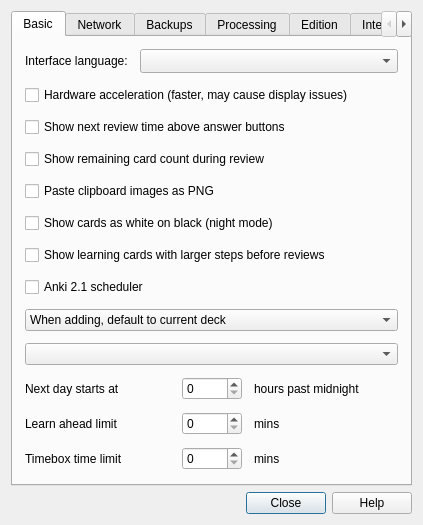
First picture: the form in designer/preferences.ui, repository lovac42/anki, before the edit.
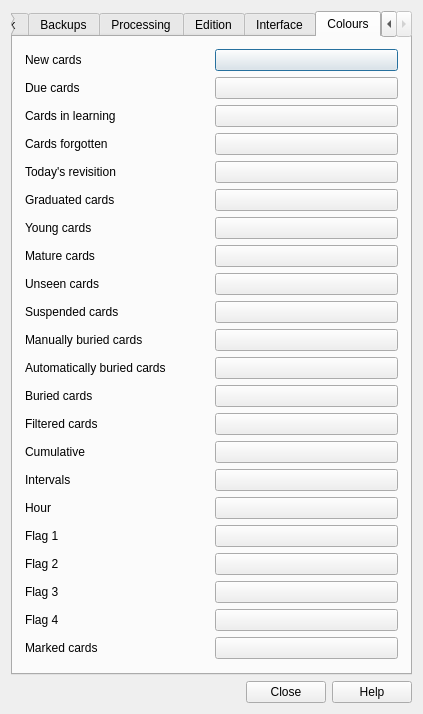
Second picture: the form after the edit. The open tabs and pages were chosen to show the change.

Commit message: Add colors in preferences

The edit to the form file:
```diff
--- a/designer/preferences.ui
+++ b/designer/preferences.ui
@@ -540,6 +540,432 @@
        </item>
       </layout>
      </widget>
+     <widget class="QWidget" name="tab_4">
+      <attribute name="title">
+       <string>Colours</string>
+      </attribute>
+      <layout class="QGridLayout" name="verticalLayout_3">
+       <property name="margin">
+        <number>12</number>
+       </property>
+       <item row="0" column="0">
+        <widget class="QLabel" name="label_2">
+         <property name="toolTip">
+          <string>Cards that you are supposed to see today</string>
+         </property>
+         <property name="locale">
+          <locale language="English" country="UnitedStates"/>
+         </property>
+         <property name="text">
+          <string>New cards</string>
+         </property>
+        </widget>
+       </item>
+       <item row="0" column="1">
+        <widget class="QPushButton" name="newButton">
+         <property name="text">
+          <string/>
+         </property>
+        </widget>
+       </item>
+       <item row="1" column="0">
+        <widget class="QLabel" name="label_2">
+         <property name="toolTip">
+          <string>Cards you'll see today, and that you have already
+		   seen (sum of review, and learning).</string>
+         </property>
+         <property name="locale">
+          <locale language="English" country="UnitedStates"/>
+         </property>
+         <property name="text">
+          <string>Due cards</string>
+         </property>
+        </widget>
+       </item>
+       <item row="1" column="1">
+        <widget class="QPushButton" name="dueButton">
+         <property name="text">
+          <string/>
+         </property>
+        </widget>
+       </item>
+       <item row="2" column="0">
+        <widget class="QLabel" name="label_2">
+         <property name="toolTip">
+          <string>Cards that you have recently seen and that you'll
+		   see again soon. Either a new card which has not graduated,
+		   or a review which you forgot.</string>
+         </property>
+         <property name="locale">
+          <locale language="English" country="UnitedStates"/>
+         </property>
+         <property name="text">
+          <string>Cards in learning</string>
+         </property>
+        </widget>
+       </item>
+       <item row="2" column="1">
+        <widget class="QPushButton" name="learnButton">
+         <property name="text">
+          <string/>
+         </property>
+        </widget>
+       </item>
+       <item row="4" column="0">
+        <widget class="QLabel" name="label_2">
+         <property name="toolTip">
+          <string>Cards which have already graduated, that you are
+		   supposed to see today, and have not already seen.</string>
+         </property>
+         <property name="locale">
+          <locale language="English" country="UnitedStates"/>
+         </property>
+         <property name="text">
+          <string>Today's revisition</string>
+         </property>
+        </widget>
+       </item>
+       <item row="4" column="1">
+        <widget class="QPushButton" name="revButton">
+         <property name="text">
+          <string/>
+         </property>
+        </widget>
+       </item>
+       <item row="5" column="0">
+        <widget class="QLabel" name="label_2">
+         <property name="toolTip">
+          <string>Cards which are not new, nor in learning.</string>
+         </property>
+         <property name="locale">
+          <locale language="English" country="UnitedStates"/>
+         </property>
+         <property name="text">
+          <string>Graduated cards</string>
+         </property>
+        </widget>
+       </item>
+       <item row="5" column="1">
+        <widget class="QPushButton" name="gradButton">
+         <property name="text">
+          <string/>
+         </property>
+        </widget>
+       </item>
+       <item row="6" column="0">
+        <widget class="QLabel" name="label_2">
+         <property name="toolTip">
+          <string>Cards whose interval is less than three weeks.</string>
+         </property>
+         <property name="locale">
+          <locale language="English" country="UnitedStates"/>
+         </property>
+         <property name="text">
+          <string>Young cards</string>
+         </property>
+        </widget>
+       </item>
+       <item row="6" column="1">
+        <widget class="QPushButton" name="youngButton">
+         <property name="text">
+          <string/>
+         </property>
+        </widget>
+       </item>
+       <item row="7" column="0">
+        <widget class="QLabel" name="label_2">
+         <property name="toolTip">
+          <string>Cards whose interval is at least three weeks.</string>
+         </property>
+         <property name="locale">
+          <locale language="English" country="UnitedStates"/>
+         </property>
+         <property name="text">
+          <string>Mature cards</string>
+         </property>
+        </widget>
+       </item>
+       <item row="7" column="1">
+        <widget class="QPushButton" name="matureButton">
+         <property name="text">
+          <string/>
+         </property>
+        </widget>
+       </item>
+       <item row="8" column="0">
+        <widget class="QLabel" name="label_2">
+         <property name="toolTip">
+          <string>Cards which you never saw (or which you buried
+           before they graduated)</string>
+         </property>
+         <property name="locale">
+          <locale language="English" country="UnitedStates"/>
+         </property>
+         <property name="text">
+          <string>Unseen cards</string>
+         </property>
+        </widget>
+       </item>
+       <item row="8" column="1">
+        <widget class="QPushButton" name="unseenButton">
+         <property name="text">
+          <string/>
+         </property>
+        </widget>
+       </item>
+       <item row="9" column="0">
+        <widget class="QLabel" name="label_2">
+         <property name="toolTip">
+          <string/>
+         </property>
+         <property name="locale">
+          <locale language="English" country="UnitedStates"/>
+         </property>
+         <property name="text">
+          <string>Suspended cards</string>
+         </property>
+        </widget>
+       </item>
+       <item row="9" column="1">
+        <widget class="QPushButton" name="suspButton">
+         <property name="text">
+          <string/>
+         </property>
+        </widget>
+       </item>
+       <item row="10" column="0">
+        <widget class="QLabel" name="label_2">
+         <property name="toolTip">
+          <string>Cards such that you pressed «bury» today on them</string>
+         </property>
+         <property name="locale">
+          <locale language="English" country="UnitedStates"/>
+         </property>
+         <property name="text">
+          <string>Manually buried cards</string>
+         </property>
+        </widget>
+       </item>
+       <item row="10" column="1">
+        <widget class="QPushButton" name="userBuriedButton">
+         <property name="text">
+          <string/>
+         </property>
+        </widget>
+       </item>
+       <item row="11" column="0">
+        <widget class="QLabel" name="label_2">
+         <property name="toolTip">
+          <string>Cards which were buried because you reviewed one of
+		   their siblings.</string>
+         </property>
+         <property name="locale">
+          <locale language="English" country="UnitedStates"/>
+         </property>
+         <property name="text">
+          <string>Automatically buried cards</string>
+         </property>
+        </widget>
+       </item>
+       <item row="11" column="1">
+        <widget class="QPushButton" name="schedBuriedButton">
+         <property name="text">
+          <string/>
+         </property>
+        </widget>
+       </item>
+       <item row="13" column="0">
+        <widget class="QLabel" name="label_2">
+         <property name="toolTip">
+          <string>A card which is currently in a filtered deck.</string>
+         </property>
+         <property name="locale">
+          <locale language="English" country="UnitedStates"/>
+         </property>
+         <property name="text">
+          <string>Filtered cards</string>
+         </property>
+        </widget>
+       </item>
+       <item row="13" column="1">
+        <widget class="QPushButton" name="cramButton">
+         <property name="text">
+          <string/>
+         </property>
+        </widget>
+       </item>
+       <item row="14" column="0">
+        <widget class="QLabel" name="label_2">
+         <property name="toolTip">
+          <string>Colour used to show a sum over the history of your deck</string>
+         </property>
+         <property name="locale">
+          <locale language="English" country="UnitedStates"/>
+         </property>
+         <property name="text">
+          <string>Cumulative</string>
+         </property>
+        </widget>
+       </item>
+       <item row="14" column="1">
+        <widget class="QPushButton" name="cumButton">
+         <property name="text">
+          <string/>
+         </property>
+        </widget>
+       </item>
+       <item row="3" column="1">
+        <widget class="QPushButton" name="relearnButton">
+         <property name="text">
+          <string/>
+         </property>
+        </widget>
+       </item>
+       <item row="3" column="0">
+        <widget class="QLabel" name="label_3">
+         <property name="text">
+          <string>Cards forgotten</string>
+         </property>
+        </widget>
+       </item>
+       <item row="15" column="0">
+        <widget class="QLabel" name="label_5">
+         <property name="toolTip">
+          <string>Only used in stats</string>
+         </property>
+         <property name="text">
+          <string>Intervals</string>
+         </property>
+        </widget>
+       </item>
+       <item row="15" column="1">
+        <widget class="QPushButton" name="ivlButton">
+         <property name="text">
+          <string/>
+         </property>
+        </widget>
+       </item>
+       <item row="21" column="0">
+        <widget class="QLabel" name="label_2">
+         <property name="toolTip">
+          <string>Notes on which you pressed «mark».</string>
+         </property>
+         <property name="locale">
+          <locale language="English" country="UnitedStates"/>
+         </property>
+         <property name="text">
+          <string>Marked cards</string>
+         </property>
+        </widget>
+       </item>
+       <item row="21" column="1">
+        <widget class="QPushButton" name="markedButton">
+         <property name="text">
+          <string/>
+         </property>
+        </widget>
+       </item>
+       <item row="16" column="0">
+        <widget class="QLabel" name="label_6">
+         <property name="toolTip">
+          <string>Only used in stats.</string>
+         </property>
+         <property name="text">
+          <string>Hour</string>
+         </property>
+        </widget>
+       </item>
+       <item row="16" column="1">
+        <widget class="QPushButton" name="hourButton">
+         <property name="text">
+          <string/>
+         </property>
+        </widget>
+       </item>
+       <item row="17" column="0">
+        <widget class="QLabel" name="label_6">
+         <property name="toolTip">
+          <string>Flag 1.</string>
+         </property>
+         <property name="text">
+          <string>Flag 1</string>
+         </property>
+        </widget>
+       </item>
+       <item row="17" column="1">
+        <widget class="QPushButton" name="flag1Button">
+         <property name="text">
+          <string/>
+         </property>
+        </widget>
+       </item>
+       <item row="18" column="0">
+        <widget class="QLabel" name="label_6">
+         <property name="toolTip">
+          <string>Flag 2.</string>
+         </property>
+         <property name="text">
+          <string>Flag 2</string>
+         </property>
+        </widget>
+       </item>
+       <item row="18" column="1">
+        <widget class="QPushButton" name="flag2Button">
+         <property name="text">
+          <string/>
+         </property>
+        </widget>
+       </item>
+       <item row="19" column="0">
+        <widget class="QLabel" name="label_6">
+         <property name="toolTip">
+          <string>Flag 3.</string>
+         </property>
+         <property name="text">
+          <string>Flag 3</string>
+         </property>
+        </widget>
+       </item>
+       <item row="19" column="1">
+        <widget class="QPushButton" name="flag3Button">
+         <property name="text">
+          <string/>
+         </property>
+        </widget>
+       </item>
+       <item row="20" column="0">
+        <widget class="QLabel" name="label_6">
+         <property name="toolTip">
+          <string>Flag 4.</string>
+         </property>
+         <property name="text">
+          <string>Flag 4</string>
+         </property>
+        </widget>
+       </item>
+       <item row="20" column="1">
+        <widget class="QPushButton" name="flag4Button">
+         <property name="text">
+          <string/>
+         </property>
+        </widget>
+       </item>
+       <item row="12" column="0">
+        <widget class="QLabel" name="label_7">
+         <property name="text">
+          <string>Buried cards</string>
+         </property>
+        </widget>
+       </item>
+       <item row="12" column="1">
+        <widget class="QPushButton" name="buriedButton">
+         <property name="text">
+          <string/>
+         </property>
+        </widget>
+       </item>
+      </layout>
+     </widget>
     </widget>
    </item>
    <item>
```
Left out of the diff: 4 changed lines with no effect on the pictures. The commit also changes 1 other file.
